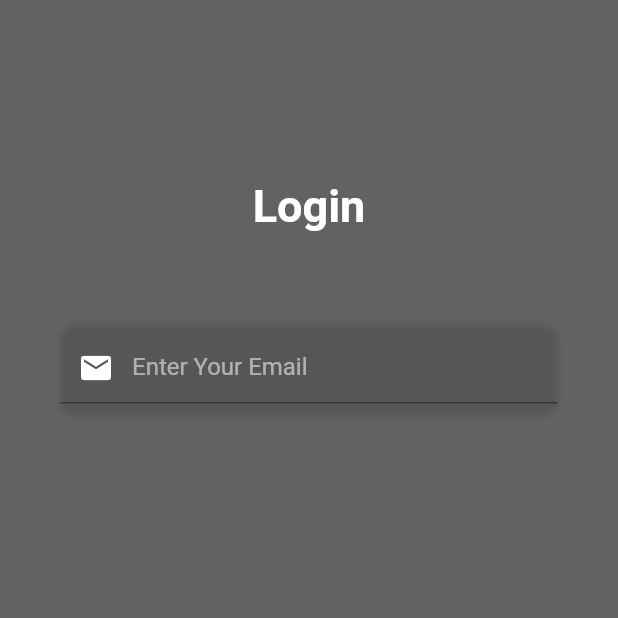
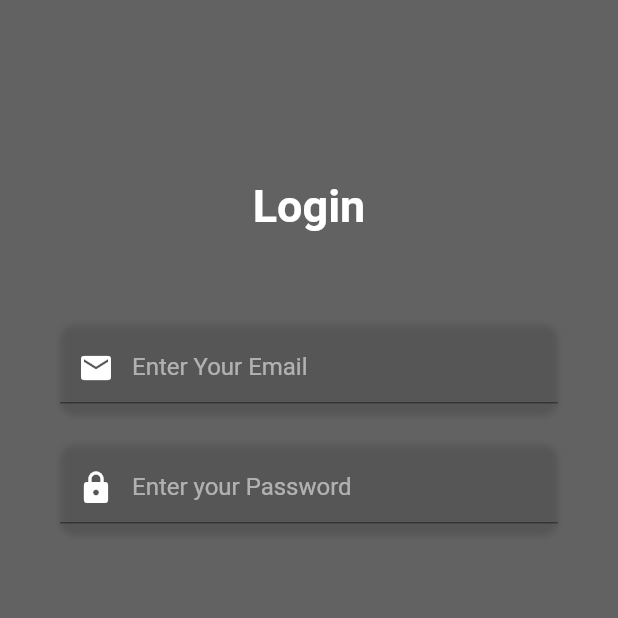
Before and after one commit to fiyakateam/fiyaka-mobile, a Flutter app: the LoginView screen opened directly, on a phone screen of 412 x 824 dp, the top half of it. Run offline on Flutter 3.47's test engine with Material 2 defaults, Android fonts, the phone set to English and light mode, and no system bars; our stand-ins replace device_info, dio, get_it, shared_preferences, stacked, stacked_services; accounts and stored records are empty; Roboto replaces fonts that are missing (OpenSans); statements that could not run were skipped.

Commit message:
add password field and start with routes

```diff
--- a/lib/auth/view/login/login_view.dart
+++ b/lib/auth/view/login/login_view.dart
@@ -1,4 +1,5 @@
 import 'package:fiyaka/auth/widget/email_field.dart';
+import 'package:fiyaka/auth/widget/password_field.dart';
 import 'package:flutter/services.dart';
 import 'package:stacked/stacked.dart';
 import 'package:flutter/material.dart';
@@ -57,6 +58,13 @@ class LoginView extends ViewModelBuilderWidget<LoginViewModel> {
                       EmailField(
                         emailController: model.emailController,
                         hintText: 'Enter Your Email',
+                      ),
+                      SizedBox(
+                        height: 20.0,
+                      ),
+                      PasswordField(
+                        passwordController: model.passwordController,
+                        hintText: 'Enter Your Password',
                       )
                     ],
                   ),
--- a/lib/auth/view/login/login_viewmodel.dart
+++ b/lib/auth/view/login/login_viewmodel.dart
@@ -6,6 +6,7 @@ import 'package:stacked_services/stacked_services.dart';
 class LoginViewModel extends BaseViewModel {
   final _navigatorService = locator<NavigationService>();
   final TextEditingController emailController = TextEditingController();
+  final TextEditingController passwordController = TextEditingController();
 
   void unfocus(BuildContext context) => FocusScope.of(context).unfocus();
 }
--- /dev/null
+++ b/lib/auth/widget/password_field.dart
@@ -0,0 +1,46 @@
+import 'package:flutter/material.dart';
+
+class PasswordField extends StatelessWidget {
+  final TextEditingController passwordController;
+  final String hintText;
+
+  const PasswordField({Key key, this.passwordController, this.hintText})
+      : super(key: key);
+  @override
+  Widget build(BuildContext context) {
+    return Container(
+      alignment: Alignment.centerLeft,
+      decoration: BoxDecoration(
+        borderRadius: BorderRadius.circular(10.0),
+        boxShadow: [
+          BoxShadow(
+            color: Colors.black12,
+            blurRadius: 3.0,
+            offset: Offset(0, 2),
+          ),
+        ],
+      ),
+      height: 60.0,
+      child: TextField(
+        controller: passwordController,
+        obscureText: true,
+        style: TextStyle(
+          color: Colors.white,
+          fontFamily: 'OpenSans',
+        ),
+        decoration: InputDecoration(
+          contentPadding: EdgeInsets.only(top: 14.0),
+          prefixIcon: Icon(
+            Icons.lock,
+            color: Colors.white,
+          ),
+          hintText: 'Enter your Password',
+          hintStyle: TextStyle(
+            color: Colors.white54,
+            fontFamily: 'OpenSans',
+          ),
+        ),
+      ),
+    );
+  }
+}
--- a/lib/core/router.dart
+++ b/lib/core/router.dart
@@ -1,3 +1,4 @@
+import 'package:fiyaka/auth/view/login/login_view.dart';
 import 'package:flutter/cupertino.dart';
 import 'package:flutter/material.dart';
 
@@ -6,6 +7,7 @@ import 'view/not_found/not_found_view.dart';
 
 class Routes {
   static const String landing = '/';
+  static const String login = '/login';
 }
 
 abstract class MyRouter {
@@ -39,6 +41,8 @@ abstract class MyRouter {
     switch (settings.name) {
       case Routes.landing:
         return _generateRoute(LandingView(), settings);
+      case Routes.login:
+        return _generateRoute(LoginView(), settings);
       default:
         return _generateRoute(NotFoundView(), settings);
     }
--- a/lib/core/view/landing/landing_viewmodel.dart
+++ b/lib/core/view/landing/landing_viewmodel.dart
@@ -1,3 +1,4 @@
+import 'package:fiyaka/core/router.dart';
 import 'package:stacked/stacked.dart';
 import 'package:stacked_services/stacked_services.dart';
 
@@ -7,6 +8,6 @@ class LandingViewModel extends BaseViewModel {
   final _navigatorService = locator<NavigationService>();
 
   void debug() async {
-    print('Debug');
+    await _navigatorService.navigateTo(Routes.login);
   }
 }
```
